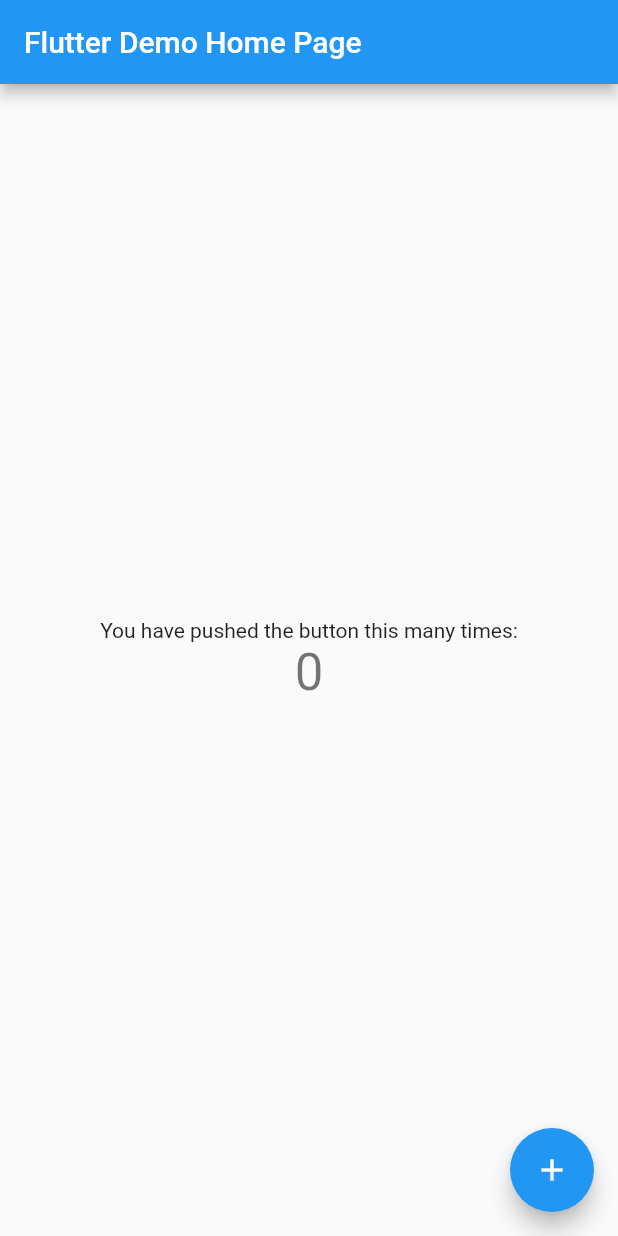
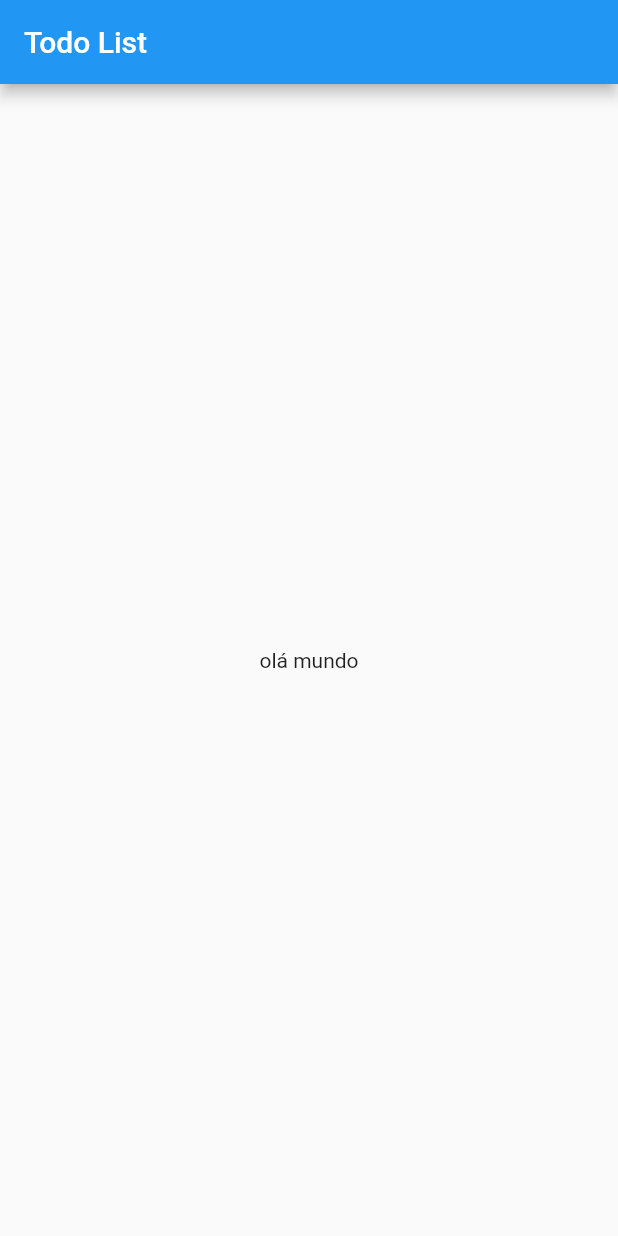
Before and after one commit to tfsantosbr/flutter-first-app, a Flutter app: the screen it shows after launch, on a phone screen of 412 x 824 dp. Run offline on Flutter 3.47's test engine with Material 2 defaults, Android fonts, the phone set to English and light mode, and no system bars.

```diff
--- a/lib/main.dart
+++ b/lib/main.dart
@@ -1,113 +1,35 @@
 import 'package:flutter/material.dart';
 
 void main() {
-  runApp(MyApp());
+  runApp(App());
 }
 
-class MyApp extends StatelessWidget {
-  // This widget is the root of your application.
+class App extends StatelessWidget {
   @override
   Widget build(BuildContext context) {
     return MaterialApp(
-      title: 'Flutter Demo',
+      title: 'Todo App',
+      debugShowCheckedModeBanner: false,
       theme: ThemeData(
-        // This is the theme of your application.
-        //
-        // Try running your application with "flutter run". You'll see the
-        // application has a blue toolbar. Then, without quitting the app, try
-        // changing the primarySwatch below to Colors.green and then invoke
-        // "hot reload" (press "r" in the console where you ran "flutter run",
-        // or simply save your changes to "hot reload" in a Flutter IDE).
-        // Notice that the counter didn't reset back to zero; the application
-        // is not restarted.
         primarySwatch: Colors.blue,
       ),
-      home: MyHomePage(title: 'Flutter Demo Home Page'),
+      home: HomePage(),
     );
   }
 }
 
-class MyHomePage extends StatefulWidget {
-  MyHomePage({Key? key, required this.title}) : super(key: key);
-
-  // This widget is the home page of your application. It is stateful, meaning
-  // that it has a State object (defined below) that contains fields that affect
-  // how it looks.
-
-  // This class is the configuration for the state. It holds the values (in this
-  // case the title) provided by the parent (in this case the App widget) and
-  // used by the build method of the State. Fields in a Widget subclass are
-  // always marked "final".
-
-  final String title;
-
-  @override
-  _MyHomePageState createState() => _MyHomePageState();
-}
-
-class _MyHomePageState extends State<MyHomePage> {
-  int _counter = 0;
-
-  void _incrementCounter() {
-    setState(() {
-      // This call to setState tells the Flutter framework that something has
-      // changed in this State, which causes it to rerun the build method below
-      // so that the display can reflect the updated values. If we changed
-      // _counter without calling setState(), then the build method would not be
-      // called again, and so nothing would appear to happen.
-      _counter++;
-    });
-  }
-
+class HomePage extends StatelessWidget {
   @override
   Widget build(BuildContext context) {
-    // This method is rerun every time setState is called, for instance as done
-    // by the _incrementCounter method above.
-    //
-    // The Flutter framework has been optimized to make rerunning build methods
-    // fast, so that you can just rebuild anything that needs updating rather
-    // than having to individually change instances of widgets.
     return Scaffold(
       appBar: AppBar(
-        // Here we take the value from the MyHomePage object that was created by
-        // the App.build method, and use it to set our appbar title.
-        title: Text(widget.title),
+        title: Text("Todo List"),
       ),
-      body: Center(
-        // Center is a layout widget. It takes a single child and positions it
-        // in the middle of the parent.
-        child: Column(
-          // Column is also a layout widget. It takes a list of children and
-          // arranges them vertically. By default, it sizes itself to fit its
-          // children horizontally, and tries to be as tall as its parent.
-          //
-          // Invoke "debug painting" (press "p" in the console, choose the
-          // "Toggle Debug Paint" action from the Flutter Inspector in Android
-          // Studio, or the "Toggle Debug Paint" command in Visual Studio Code)
-          // to see the wireframe for each widget.
-          //
-          // Column has various properties to control how it sizes itself and
-          // how it positions its children. Here we use mainAxisAlignment to
-          // center the children vertically; the main axis here is the vertical
-          // axis because Columns are vertical (the cross axis would be
-          // horizontal).
-          mainAxisAlignment: MainAxisAlignment.center,
-          children: <Widget>[
-            Text(
-              'You have pushed the button this many times:',
-            ),
-            Text(
-              '$_counter',
-              style: Theme.of(context).textTheme.headline4,
-            ),
-          ],
+      body: Container(
+        child: Center(
+          child: Text('olá mundo'),
         ),
       ),
-      floatingActionButton: FloatingActionButton(
-        onPressed: _incrementCounter,
-        tooltip: 'Increment',
-        child: Icon(Icons.add),
-      ), // This trailing comma makes auto-formatting nicer for build methods.
     );
   }
 }
```
Also changed, not shown: lib/models/item.dart (added, +18 -0 lines).
